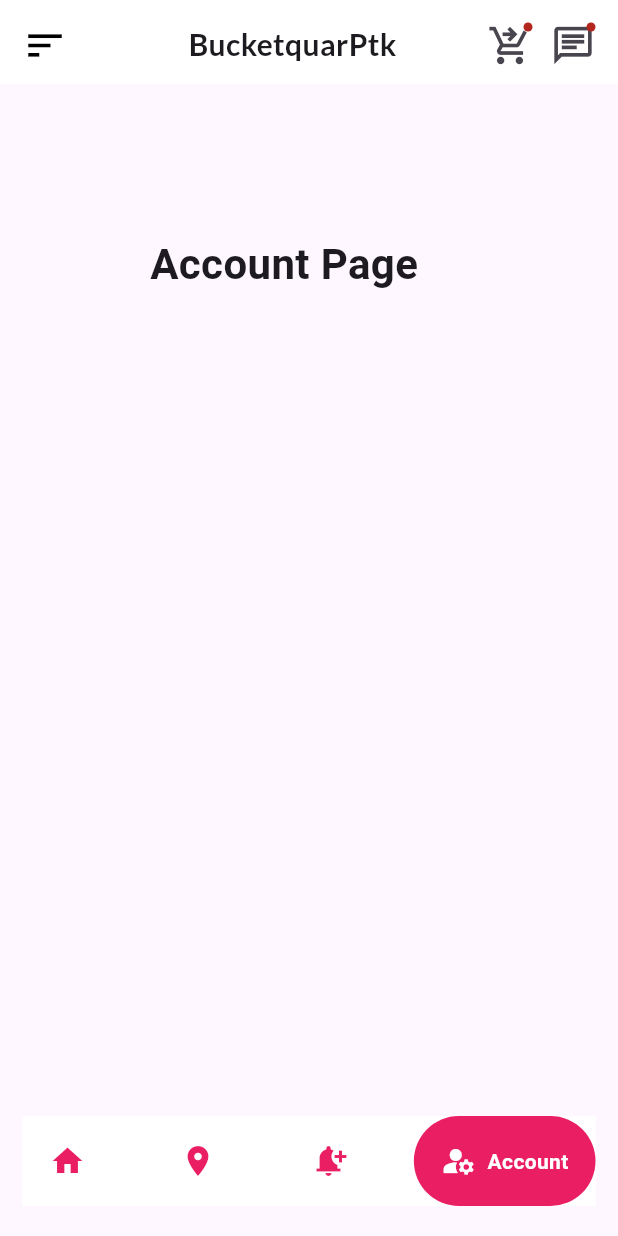
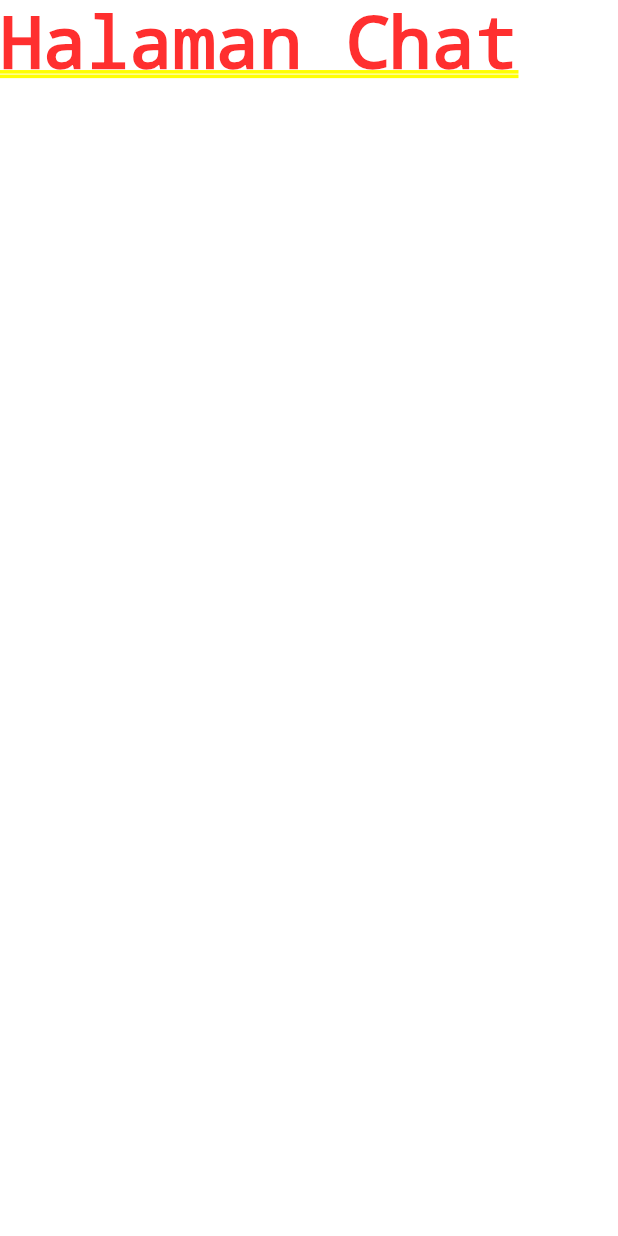
Before and after one commit to txnu/BucketquarPtk, a Flutter app: the screen it shows after launch, item 4 of the bottom bar chosen, after a tap on the "chat" icon, on a phone screen of 412 x 824 dp. Run offline on Flutter 3.47's test engine with Material 3 defaults, Android fonts, the phone set to English and light mode, and no system bars; drawn by our look-alikes of google_nav_bar; our stand-ins replace google_fonts.

Commit message:
routing ChatScreen

```diff
--- /dev/null
+++ b/bucketquarptk/lib/User/Screen/ChatScreen.dart
@@ -0,0 +1,12 @@
+import 'package:flutter/cupertino.dart';
+
+class ChatScreen extends StatelessWidget {
+  const ChatScreen({super.key});
+
+  @override
+  Widget build(BuildContext context) {
+    return Container(
+      child: Text("Halaman Chat"),
+    );
+  }
+}
--- a/bucketquarptk/lib/User/Widget/HomeAppBar.dart
+++ b/bucketquarptk/lib/User/Widget/HomeAppBar.dart
@@ -44,7 +44,9 @@ class HomeAppBar extends StatelessWidget {
           Badge(
             padding: EdgeInsets.all(7),
             child: InkWell(
-              onTap: () {},
+              onTap: () {
+                Navigator.pushNamed(context, "chat");
+              },
               child: Icon(
                 Icons.chat_outlined,
                 size: 30,
--- a/bucketquarptk/lib/main.dart
+++ b/bucketquarptk/lib/main.dart
@@ -1,3 +1,4 @@
+import 'package:bucketquarptk/User/Screen/ChatScreen.dart';
 import 'package:bucketquarptk/User/Screen/KeranjangScreen.dart';
 import 'package:flutter/material.dart';
 
@@ -20,7 +21,8 @@ class MyApp extends StatelessWidget {
       initialRoute: "/",
       routes: {
         "/": (context) => DashboardUser(),
-        "keranjang": (context) => KeranjangScreen()
+        "keranjang": (context) => KeranjangScreen(),
+        "chat": (context) => ChatScreen(),
       },
     );
   }
```
